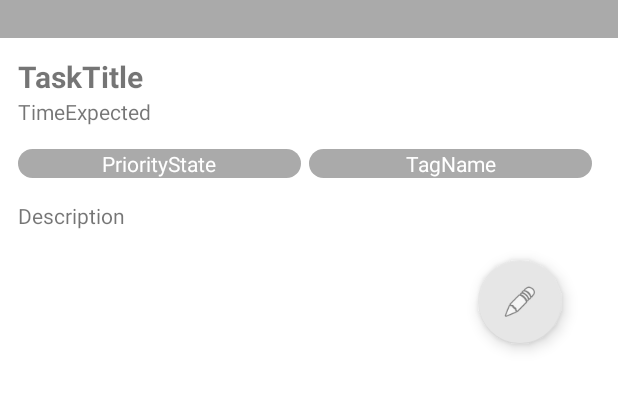
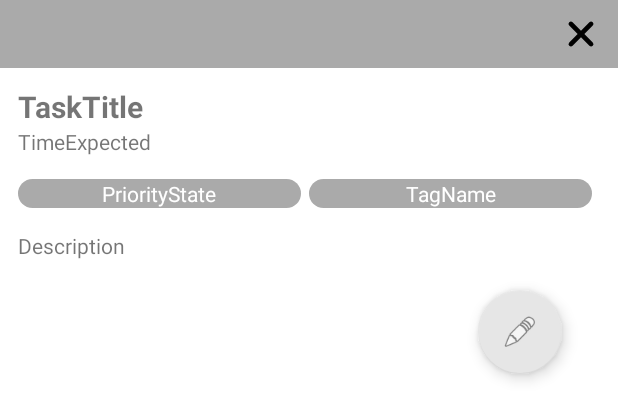
Before and after one commit to alfonsomiguelcruz/goalkeep, an Android app built with Jetpack Compose: the layout view_task_layout.xml on its own in the app's theme, with its tools: preview values and no code run, on a phone screen of 412 x 824 dp. Shown: the top 417 px of the screen. Run offline under Robolectric (Android 15) with nearby library versions, the phone set to English and light mode, and no system bars.

Commit message:
Add close button

```diff
--- /dev/null
+++ b/app/src/main/res/drawable/close_bold_svgrepo_com.xml
@@ -0,0 +1,9 @@
+<vector xmlns:android="http://schemas.android.com/apk/res/android"
+    android:width="25dp"
+    android:height="25dp"
+    android:viewportWidth="1024"
+    android:viewportHeight="1024">
+  <path
+      android:pathData="M195.2,195.2a64,64 0,0 1,90.5 0L512,421.5 738.3,195.2a64,64 0,0 1,90.5 90.5L602.5,512 828.8,738.3a64,64 0,0 1,-90.5 90.5L512,602.5 285.7,828.8a64,64 0,0 1,-90.5 -90.5L421.5,512 195.2,285.7a64,64 0,0 1,0 -90.5z"
+      android:fillColor="#000000"/>
+</vector>
--- a/app/src/main/res/layout/view_task_layout.xml
+++ b/app/src/main/res/layout/view_task_layout.xml
@@ -10,11 +10,23 @@
     android:clipChildren="true"
     android:orientation="vertical">
 
-    <TextView
-        android:id="@+id/textView6"
+    <FrameLayout
         android:layout_width="match_parent"
-        android:layout_height="25dp"
-        android:background="@android:color/darker_gray" />
+        android:layout_height="wrap_content"
+        android:background="@android:color/darker_gray">
+
+        <ImageButton
+            android:id="@+id/imageButton"
+            android:layout_width="wrap_content"
+            android:layout_height="wrap_content"
+            android:layout_gravity="end"
+            android:backgroundTint="#00FFFFFF"
+            android:contentDescription="Close Task"
+            android:scaleType="centerInside"
+            android:src="@drawable/close_bold_svgrepo_com"
+            android:tintMode="src_atop"
+            app:tint="#FFFFFFFF" />
+    </FrameLayout>
 
     <LinearLayout
         android:layout_width="match_parent"
```
